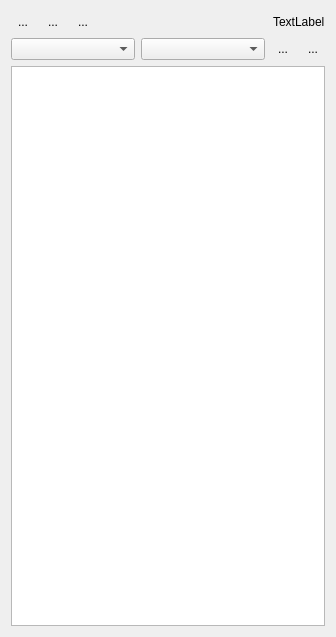
Qt form ui/TodoList.ui (MonroeQuantumNetworks/IonControl) before a commit.
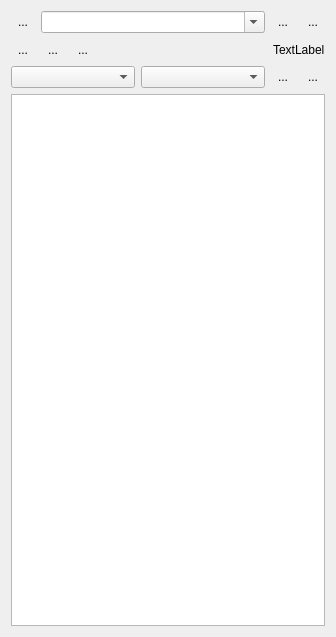
The same form after that commit. Icons and pictures are not drawn.

Commit message: add saved todo lists

Patch:
```diff
--- a/ui/TodoList.ui
+++ b/ui/TodoList.ui
@@ -14,6 +14,74 @@
    <string>Todo List</string>
   </property>
   <layout class="QVBoxLayout" name="verticalLayout">
+   <item>
+    <layout class="QHBoxLayout" name="horizontalLayout_3">
+     <item>
+      <widget class="QToolButton" name="toolButtonDelete">
+       <property name="text">
+        <string>...</string>
+       </property>
+       <property name="icon">
+        <iconset resource="Experiment.qrc">
+         <normaloff>:/openicon/icons/edit-clear-locationbar-ltr.png</normaloff>:/openicon/icons/edit-clear-locationbar-ltr.png</iconset>
+       </property>
+       <property name="iconSize">
+        <size>
+         <width>24</width>
+         <height>24</height>
+        </size>
+       </property>
+       <property name="autoRaise">
+        <bool>true</bool>
+       </property>
+      </widget>
+     </item>
+     <item>
+      <widget class="QComboBox" name="comboBoxListCache">
+       <property name="editable">
+        <bool>true</bool>
+       </property>
+       <property name="maxVisibleItems">
+        <number>100</number>
+       </property>
+      </widget>
+     </item>
+     <item>
+      <widget class="QToolButton" name="toolButtonSave">
+       <property name="text">
+        <string>...</string>
+       </property>
+       <property name="icon">
+        <iconset resource="Experiment.qrc">
+         <normaloff>:/kde/icons/filesave.png</normaloff>:/kde/icons/filesave.png</iconset>
+       </property>
+       <property name="autoRaise">
+        <bool>true</bool>
+       </property>
+      </widget>
+     </item>
+     <item>
+      <widget class="QToolButton" name="toolButtonReload">
+       <property name="text">
+        <string>...</string>
+       </property>
+       <property name="icon">
+        <iconset resource="Experiment.qrc">
+         <normaloff>:/openicon/icons/document-revert-5.png</normaloff>:/openicon/icons/document-revert-5.png</iconset>
+       </property>
+       <property name="iconSize">
+        <size>
+         <width>24</width>
+         <height>24</height>
+        </size>
+       </property>
+       <property name="autoRaise">
+        <bool>true</bool>
+       </property>
+      </widget>
+     </item>
+    </layout>
+   </item>
    <item>
     <layout class="QHBoxLayout" name="horizontalLayout">
      <item>
```
The commit also changes 4 other files.
